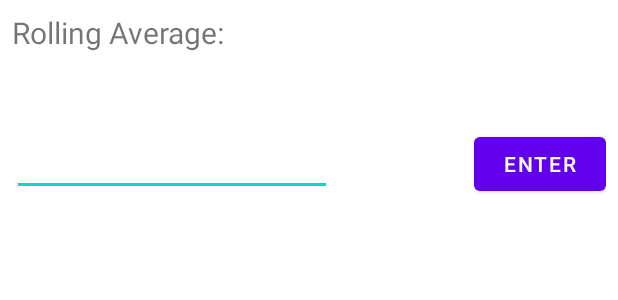
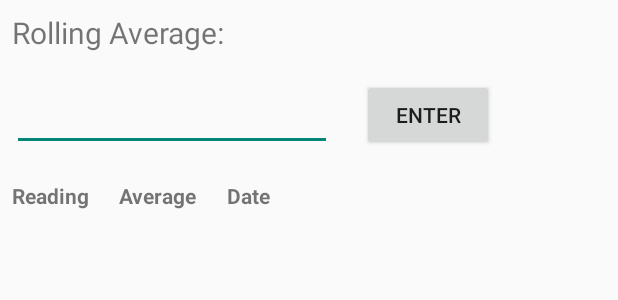
Before and after one commit to moandal/rolling-average, an Android app: the layout activity_main.xml on its own in the app's theme, with its tools: preview values and no code run, on a phone screen of 412 x 824 dp. Shown: the top 300 px of the screen. Run offline under Robolectric (Android 15) with nearby library versions, the phone set to English and light mode, and no system bars.

Commit message:
Minor tidyups

```diff
--- a/app/src/main/java/com/moandal/rollingaverage/MainActivity.java
+++ b/app/src/main/java/com/moandal/rollingaverage/MainActivity.java
@@ -19,7 +19,7 @@ todo Add settings
 todo Store last 100 readings
 todo Show last 100 readings
 todo Allow editing of previous readings
-todo Commit changes
+todo Localise dates
 */
 
 public class MainActivity extends AppCompatActivity {
--- a/app/src/main/res/layout/activity_main.xml
+++ b/app/src/main/res/layout/activity_main.xml
@@ -33,7 +33,7 @@
         android:layout_below="@+id/textAverage"
         android:layout_alignParentLeft="true"
         android:layout_alignParentStart="true"
-        android:layout_marginTop="50dp" />
+        android:layout_marginTop="20dp" />
 
     <Button
         android:layout_width="wrap_content"
@@ -41,9 +41,10 @@
         android:text="Enter"
         android:id="@+id/button"
         android:onClick="showAverage"
-        android:layout_alignTop="@+id/editWeight"
-        android:layout_alignParentRight="true"
-        android:layout_alignParentEnd="true" />
+        android:layout_alignBottom="@+id/editWeight"
+        android:layout_toRightOf="@+id/editWeight"
+        android:layout_toEndOf="@+id/editWeight"
+        android:layout_marginLeft="20dp"/>
 
     <LinearLayout
         android:orientation="vertical"
@@ -51,8 +52,15 @@
         android:layout_height="wrap_content"
         android:layout_alignParentLeft="true"
         android:layout_below="@+id/editWeight"
+        android:layout_marginTop="20dp"
         android:id="@+id/linearLayout">
 
+        <TextView
+            android:layout_width="wrap_content"
+            android:layout_height="wrap_content"
+            android:text="Reading"
+            android:id="@+id/textReadTitle"
+            android:textStyle="bold" />
 
         <TextView
             android:layout_width="wrap_content"
@@ -98,8 +106,16 @@
         android:layout_below="@+id/editWeight"
         android:layout_toRightOf="@+id/linearLayout"
         android:layout_toEndOf="@+id/linearLayout"
+        android:layout_marginTop="20dp"
         android:layout_marginLeft="20dp"
         android:id="@+id/linearLayout2">
+
+        <TextView
+            android:layout_width="wrap_content"
+            android:layout_height="wrap_content"
+            android:text="Average"
+            android:id="@+id/textHAvTitle"
+            android:textStyle="bold" />
 
         <TextView
             android:layout_width="wrap_content"
@@ -144,8 +160,16 @@
         android:layout_below="@+id/editWeight"
         android:layout_toRightOf="@+id/linearLayout2"
         android:layout_toEndOf="@+id/linearLayout2"
+        android:layout_marginTop="20dp"
         android:layout_marginLeft="20dp"
         android:id="@+id/linearLayout3">
+
+        <TextView
+            android:layout_width="wrap_content"
+            android:layout_height="wrap_content"
+            android:text="Date"
+            android:id="@+id/textHDtTitle"
+            android:textStyle="bold" />
 
         <TextView
             android:layout_width="wrap_content"
```
Also changed, not shown: app/src/main/AndroidManifest.xml (added, +20 -0 lines). Lines whose indentation alone changed are shown as unchanged.
